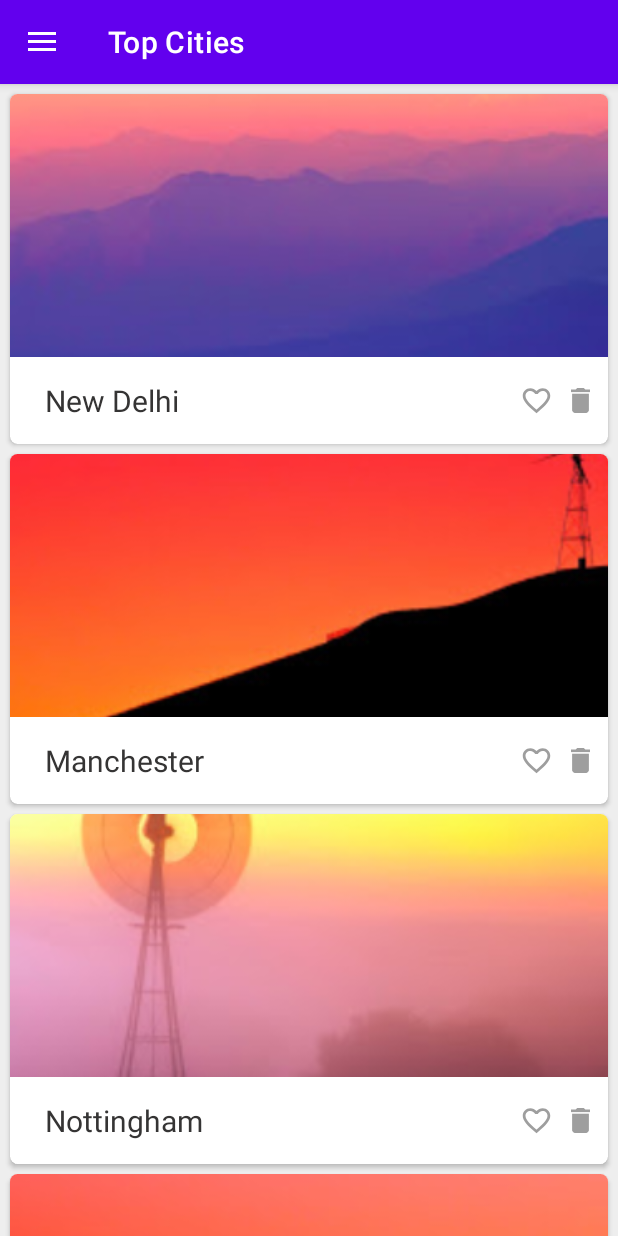
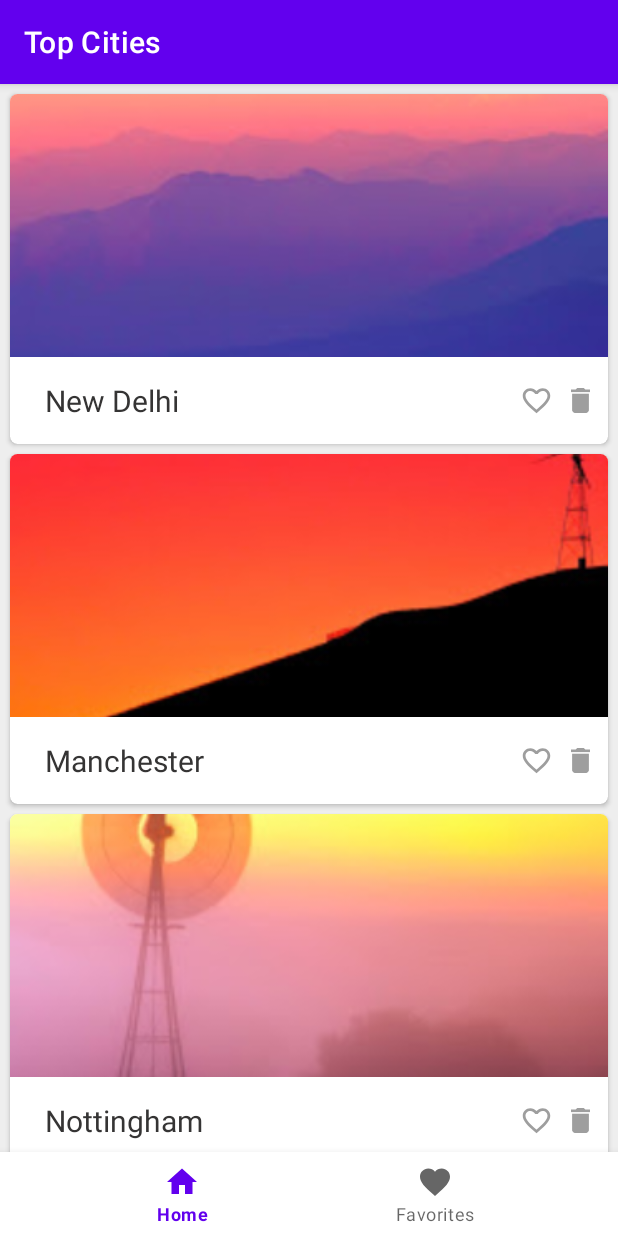
Before and after one commit to Fbada006/GloboTour, an Android app: the screen it shows after launch (MainActivity), on a phone screen of 412 x 824 dp. Run offline under Robolectric (Android 15) with nearby library versions, the phone set to English and light mode, and no system bars; our stand-ins replace navigation-ui.

Commit message:
swap out nav view with bottom nav

```diff
--- a/app/src/main/java/com/sriyank/globotour/MainActivity.kt
+++ b/app/src/main/java/com/sriyank/globotour/MainActivity.kt
@@ -2,20 +2,19 @@ package com.sriyank.globotour
 
 import android.os.Bundle
 import androidx.appcompat.app.AppCompatActivity
-import androidx.drawerlayout.widget.DrawerLayout
 import androidx.navigation.NavController
 import androidx.navigation.fragment.NavHostFragment
 import androidx.navigation.ui.AppBarConfiguration
 import androidx.navigation.ui.setupWithNavController
 import com.google.android.material.appbar.MaterialToolbar
-import com.google.android.material.navigation.NavigationView
+import com.google.android.material.bottomnavigation.BottomNavigationView
 
 class MainActivity : AppCompatActivity() {
 
     private lateinit var toolbar: MaterialToolbar
     private lateinit var navController: NavController
-    private lateinit var navigationView: NavigationView
-    private lateinit var drawerLayout: DrawerLayout
+    private lateinit var bottomNavView: BottomNavigationView
+
 
     override fun onCreate(savedInstanceState: Bundle?) {
         super.onCreate(savedInstanceState)
@@ -23,28 +22,20 @@ class MainActivity : AppCompatActivity() {
 
         // Initialize Views
         toolbar = findViewById(R.id.activity_main_toolbar)
-        navigationView = findViewById(R.id.nav_view)
-        drawerLayout = findViewById(R.id.drawer_layout)
+        bottomNavView = findViewById(R.id.bottom_nav_view)
 
         // Get NavHostFragment and NavController
         val navHostFrag = supportFragmentManager.findFragmentById(R.id.nav_host_frag) as NavHostFragment
         navController = navHostFrag.navController
 
-        // Define AppBarConfiguration: Connect DrawerLayout with Navigation Component
-        val appBarConfiguration = AppBarConfiguration(navController.graph, drawerLayout)
+        // Define AppBarConfiguration
+        val topLevelDestinations = setOf(R.id.fragmentCityList, R.id.fragmentFavoriteList)
+        val appBarConfiguration = AppBarConfiguration(topLevelDestinations)
 
         // Connect Toolbar with NavController
         toolbar.setupWithNavController(navController, appBarConfiguration)
 
-        // Connect NavigationView with NavController
-        navigationView.setupWithNavController(navController)
-    }
-
-    override fun onBackPressed() {
-        if (drawerLayout.isOpen) {
-            drawerLayout.close()
-        } else {
-            super.onBackPressed()
-        }
+        // Connect BottomNavigationView with NavController
+        bottomNavView.setupWithNavController(navController)
     }
 }
--- a/app/src/main/res/layout/activity_main.xml
+++ b/app/src/main/res/layout/activity_main.xml
@@ -1,14 +1,17 @@
 <?xml version="1.0" encoding="utf-8"?><!-- Main Content (Drawer will slide over this) -->
-<androidx.drawerlayout.widget.DrawerLayout xmlns:android="http://schemas.android.com/apk/res/android"
+<androidx.constraintlayout.widget.ConstraintLayout xmlns:android="http://schemas.android.com/apk/res/android"
     xmlns:app="http://schemas.android.com/apk/res-auto"
-    android:id="@+id/drawer_layout"
     android:layout_width="match_parent"
     android:layout_height="match_parent">
 
     <androidx.coordinatorlayout.widget.CoordinatorLayout
         android:layout_width="match_parent"
-        android:layout_height="match_parent"
-        android:fitsSystemWindows="true">
+        android:layout_height="0dp"
+        android:fitsSystemWindows="true"
+        app:layout_constraintBottom_toTopOf="@+id/bottom_nav_view"
+        app:layout_constraintEnd_toEndOf="parent"
+        app:layout_constraintStart_toStartOf="parent"
+        app:layout_constraintTop_toTopOf="parent">
 
         <com.google.android.material.appbar.AppBarLayout
             style="@style/Widget.MaterialComponents.AppBarLayout.PrimarySurface"
@@ -37,11 +40,13 @@
 
     </androidx.coordinatorlayout.widget.CoordinatorLayout>
 
-    <com.google.android.material.navigation.NavigationView
-        android:id="@+id/nav_view"
-        android:layout_width="wrap_content"
-        android:layout_height="match_parent"
-        android:layout_gravity="start"
-        app:headerLayout="@layout/nav_header"
+    <com.google.android.material.bottomnavigation.BottomNavigationView
+        android:id="@+id/bottom_nav_view"
+        android:layout_width="match_parent"
+        android:layout_height="wrap_content"
+        app:layout_constraintBottom_toBottomOf="parent"
+        app:layout_constraintEnd_toEndOf="parent"
+        app:layout_constraintStart_toStartOf="parent"
         app:menu="@menu/activity_main_drawer_items" />
-</androidx.drawerlayout.widget.DrawerLayout>
+
+</androidx.constraintlayout.widget.ConstraintLayout>
```
